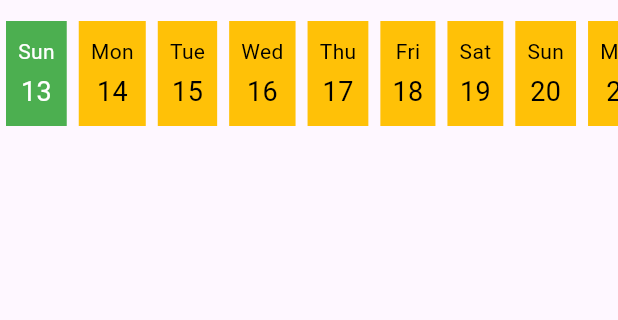
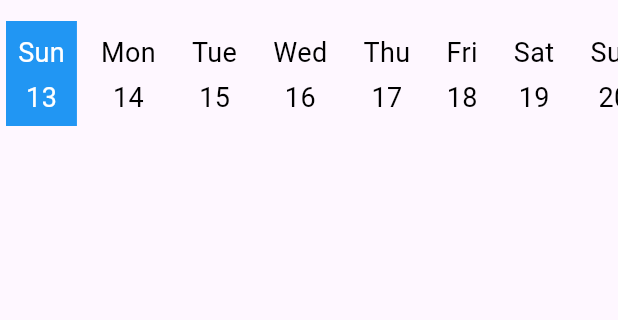
Before and after one commit to NafimAhmed/linear-calender-flutter, a Flutter app: the screen it shows after launch, on a phone screen of 412 x 824 dp, the part 63-383 px from its top. Run offline on Flutter 3.47's test engine with Material 3 defaults, Android fonts, the phone set to English and light mode, and no system bars; our stand-ins replace get.

Commit message:
required field removed

```diff
--- a/example/lib/main.dart
+++ b/example/lib/main.dart
@@ -54,18 +54,13 @@ class Home extends StatelessWidget {
       body: Column(
         children: [
           LinearCalendar(
-            selectedColor: Colors.green,
-            unselectedColor: Colors.amber,
             onChanged: (DateTime value) {
               debugPrint(
                   "*****************${value}***************************");
 
               dateTime.value = '${value}';
             },
-            height: 70,
-            unselectedTextColor: Colors.black,
-            selectedTextColor: Colors.white,
-            backgroundColor: Colors.transparent,
+
           ),
           Center(
               child: Obx(() => Text(
--- a/lib/linear_calender.dart
+++ b/lib/linear_calender.dart
@@ -14,17 +14,17 @@ import 'package:intl/intl.dart';
 
 class LinearCalendar extends StatefulWidget {
 
-  final Color selectedColor;
-  final Color unselectedColor;
-  final Color unselectedTextColor;
-  final Color selectedTextColor;
-  final Color backgroundColor;
+  final Color? selectedColor;
+  final Color? unselectedColor;
+  final TextStyle? unselectedTextStyle;
+  final TextStyle? selectedTextStyle;
+  final Color? backgroundColor;
 
-  final double height;
+  final double? height;
 
   final ValueChanged<DateTime> onChanged;
 
-  const LinearCalendar({super.key, required this.selectedColor, required this.unselectedColor, required this.onChanged, required this.height, required this.unselectedTextColor, required this.selectedTextColor, required this.backgroundColor});
+  const LinearCalendar({super.key,  this.selectedColor, this.unselectedColor, required this.onChanged, this.height, this.backgroundColor, this.unselectedTextStyle, this.selectedTextStyle});
 
   @override
   _LinearCalendarState createState() => _LinearCalendarState();
@@ -45,7 +45,7 @@ class _LinearCalendarState extends State<LinearCalendar> {
     List<DateTime> dates = generateCalendarDates(DateTime.now(), 30);
 
     return Container(
-      height: widget.height,
+      height: widget.height??70,
       color: widget.backgroundColor,
       child: ListView.builder(
         scrollDirection: Axis.horizontal,
@@ -69,30 +69,32 @@ class _LinearCalendarState extends State<LinearCalendar> {
               padding: EdgeInsets.all(8.0),
               margin: EdgeInsets.symmetric(horizontal: 4.0),
               decoration: BoxDecoration(
-                color: isSelected ? widget.selectedColor : widget.unselectedColor,
+                color: isSelected ? widget.selectedColor??Colors.blue : widget.unselectedColor??Colors.transparent,
                 // borderRadius: BorderRadius.circular(8),
                 // border: Border.all(
                 //   color: isSelected ? Colors.blueAccent : Colors.transparent,
                 // ),
               ),
+              child: SingleChildScrollView(
                 child: Column(
                   mainAxisAlignment: MainAxisAlignment.center,
                   children: [
                     Text(
                       DateFormat('E').format(date), // Day name (e.g. Mon)
-                    style: TextStyle(
-                      color: isSelected ? widget.selectedTextColor : widget.unselectedTextColor,
-                    ),
+                      style: isSelected ? widget.selectedTextStyle??TextStyle(color: Colors.white,fontSize: 18):widget.unselectedTextStyle??TextStyle(color: Colors.black,fontSize: 18)
+
+
+                      // TextStyle(
+                      //   color: isSelected ? widget.selectedTextColor : widget.unselectedTextColor,
+                      // ),
                     ),
                     SizedBox(height: 4),
                     Text(
                       date.day.toString(), // Day number (e.g. 12)
-                    style: TextStyle(
-                      fontSize: 18,
-                      color: isSelected ? widget.selectedTextColor : widget.unselectedTextColor,
-                    ),
+                      style: isSelected ? widget.selectedTextStyle??TextStyle(color: Colors.white,fontSize: 18) : widget.unselectedTextStyle??TextStyle(color: Colors.black,fontSize: 18),
                     ),
                   ],
+                ),
               ),
             ),
           );
```
Lines whose indentation alone changed are shown as unchanged.
